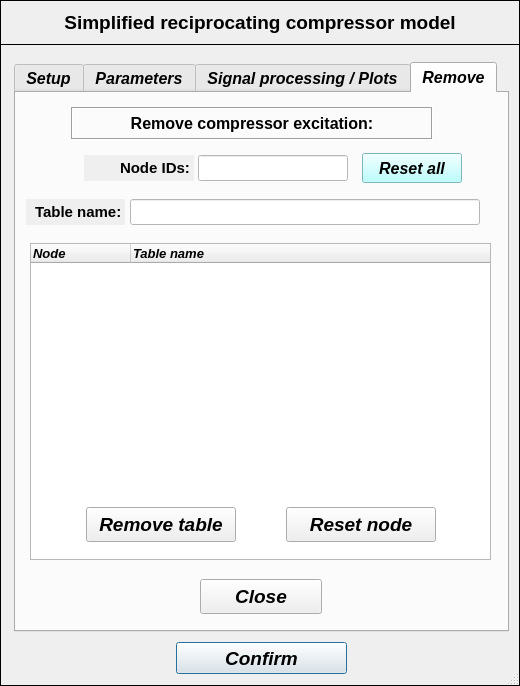
Before: the Qt Designer form pulse/uix/user_input/ui/Model/Setup/Acoustic/compressorModelInput.ui in open-pulse/OpenPulse, drawn with Qt 5.
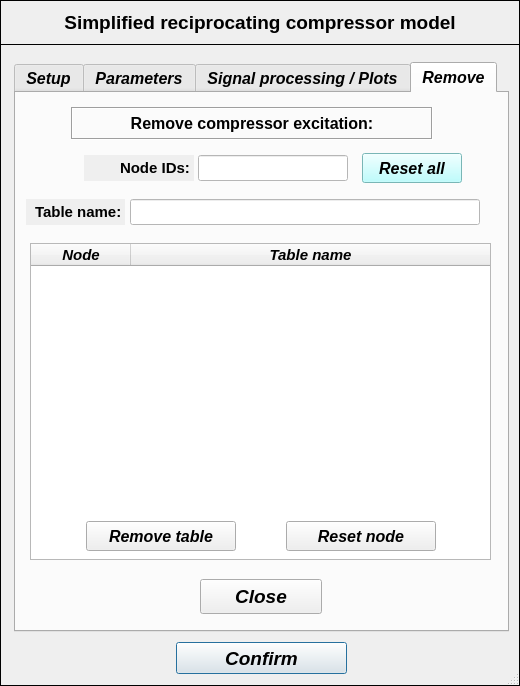
After: the same form once the commit is applied. The open tabs and pages were chosen to show the change.

```diff
--- a/pulse/uix/user_input/ui/Model/Setup/Acoustic/compressorModelInput.ui
+++ b/pulse/uix/user_input/ui/Model/Setup/Acoustic/compressorModelInput.ui
@@ -3961,27 +3961,27 @@
       <property name="geometry">
        <rect>
         <x>70</x>
-        <y>414</y>
+        <y>428</y>
         <width>150</width>
-        <height>35</height>
+        <height>30</height>
        </rect>
       </property>
       <property name="minimumSize">
        <size>
-        <width>0</width>
-        <height>35</height>
+        <width>150</width>
+        <height>30</height>
        </size>
       </property>
       <property name="maximumSize">
        <size>
-        <width>16777215</width>
-        <height>35</height>
+        <width>150</width>
+        <height>30</height>
        </size>
       </property>
       <property name="font">
        <font>
         <family>Arial</family>
-        <pointsize>14</pointsize>
+        <pointsize>12</pointsize>
         <weight>75</weight>
         <italic>true</italic>
         <bold>true</bold>
@@ -4015,10 +4015,10 @@
       <property name="font">
        <font>
         <family>Arial</family>
-        <pointsize>10</pointsize>
-        <weight>75</weight>
+        <pointsize>11</pointsize>
+        <weight>50</weight>
         <italic>true</italic>
-        <bold>true</bold>
+        <bold>false</bold>
        </font>
       </property>
       <property name="frameShape">
@@ -4034,11 +4034,35 @@
        <property name="text">
         <string>Node</string>
        </property>
+       <property name="font">
+        <font>
+         <family>Arial</family>
+         <pointsize>11</pointsize>
+         <weight>75</weight>
+         <italic>true</italic>
+         <bold>true</bold>
+        </font>
+       </property>
+       <property name="textAlignment">
+        <set>AlignCenter</set>
+       </property>
       </column>
       <column>
        <property name="text">
         <string>Table name</string>
        </property>
+       <property name="font">
+        <font>
+         <family>Arial</family>
+         <pointsize>11</pointsize>
+         <weight>75</weight>
+         <italic>true</italic>
+         <bold>true</bold>
+        </font>
+       </property>
+       <property name="textAlignment">
+        <set>AlignCenter</set>
+       </property>
       </column>
      </widget>
      <widget class="QPushButton" name="pushButton_reset_all">
@@ -4468,27 +4492,27 @@
       <property name="geometry">
        <rect>
         <x>270</x>
-        <y>414</y>
+        <y>428</y>
         <width>150</width>
-        <height>35</height>
+        <height>30</height>
        </rect>
       </property>
       <property name="minimumSize">
        <size>
-        <width>0</width>
-        <height>35</height>
+        <width>150</width>
+        <height>30</height>
        </size>
       </property>
       <property name="maximumSize">
        <size>
-        <width>16777215</width>
-        <height>35</height>
+        <width>150</width>
+        <height>30</height>
        </size>
       </property>
       <property name="font">
        <font>
         <family>Arial</family>
-        <pointsize>14</pointsize>
+        <pointsize>12</pointsize>
         <weight>75</weight>
         <italic>true</italic>
         <bold>true</bold>
```
Left out of the diff: 14 changed lines with no effect on the pictures.
